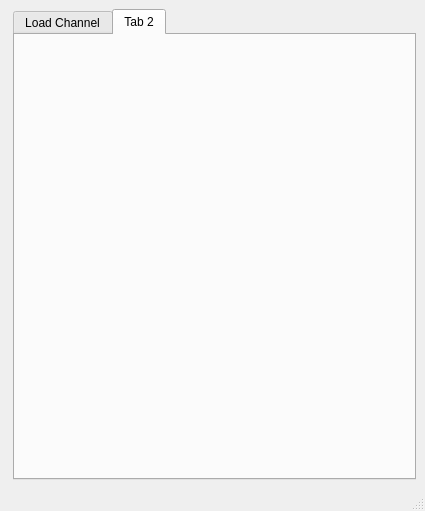
The window that app/ui/MaracujaMS.ui (xalpha/maracuja) describes before a commit, drawn with Qt 5.
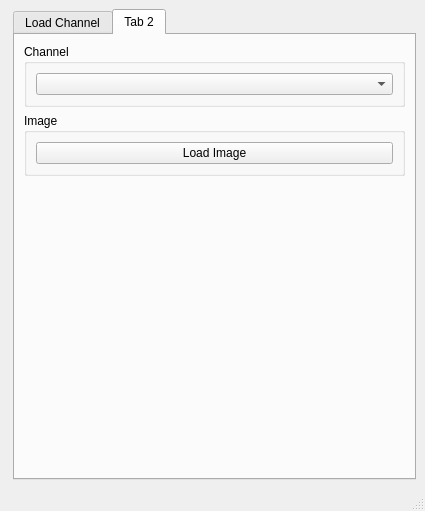
The same window after the commit. The open tabs and pages were chosen to show the change. Icons and pictures are not drawn. Custom widgets are drawn as their Qt base class.

Commit message: with actualization of the ComboBox (for the loading of images in a channel)

The edit to the form file:
```diff
--- a/app/ui/MaracujaMS.ui
+++ b/app/ui/MaracujaMS.ui
@@ -125,22 +125,6 @@
           </layout>
          </widget>
         </item>
-        <item>
-         <widget class="QGroupBox" name="groupBox_2">
-          <property name="title">
-           <string>Image</string>
-          </property>
-          <layout class="QVBoxLayout" name="verticalLayout_2">
-           <item>
-            <widget class="QPushButton" name="filter_load_image">
-             <property name="text">
-              <string>Load Image</string>
-             </property>
-            </widget>
-           </item>
-          </layout>
-         </widget>
-        </item>
         <item>
          <spacer name="verticalSpacer">
           <property name="orientation">
@@ -167,6 +151,49 @@
        <attribute name="title">
         <string>Tab 2</string>
        </attribute>
+       <layout class="QVBoxLayout" name="verticalLayout_3">
+        <item>
+         <widget class="QGroupBox" name="groupBox_3">
+          <property name="title">
+           <string>Channel</string>
+          </property>
+          <layout class="QVBoxLayout" name="verticalLayout_4">
+           <item>
+            <widget class="QComboBox" name="channel_choice"/>
+           </item>
+          </layout>
+         </widget>
+        </item>
+        <item>
+         <widget class="QGroupBox" name="groupBox_2">
+          <property name="title">
+           <string>Image</string>
+          </property>
+          <layout class="QVBoxLayout" name="verticalLayout_2">
+           <item>
+            <widget class="QPushButton" name="filter_load_image">
+             <property name="text">
+              <string>Load Image</string>
+             </property>
+            </widget>
+           </item>
+          </layout>
+         </widget>
+        </item>
+        <item>
+         <spacer name="verticalSpacer_2">
+          <property name="orientation">
+           <enum>Qt::Vertical</enum>
+          </property>
+          <property name="sizeHint" stdset="0">
+           <size>
+            <width>20</width>
+            <height>40</height>
+           </size>
+          </property>
+         </spacer>
+        </item>
+       </layout>
       </widget>
      </widget>
     </item>
```
Left out of the diff: 8 changed lines with no effect on the pictures. The commit also changes 5 other files.
